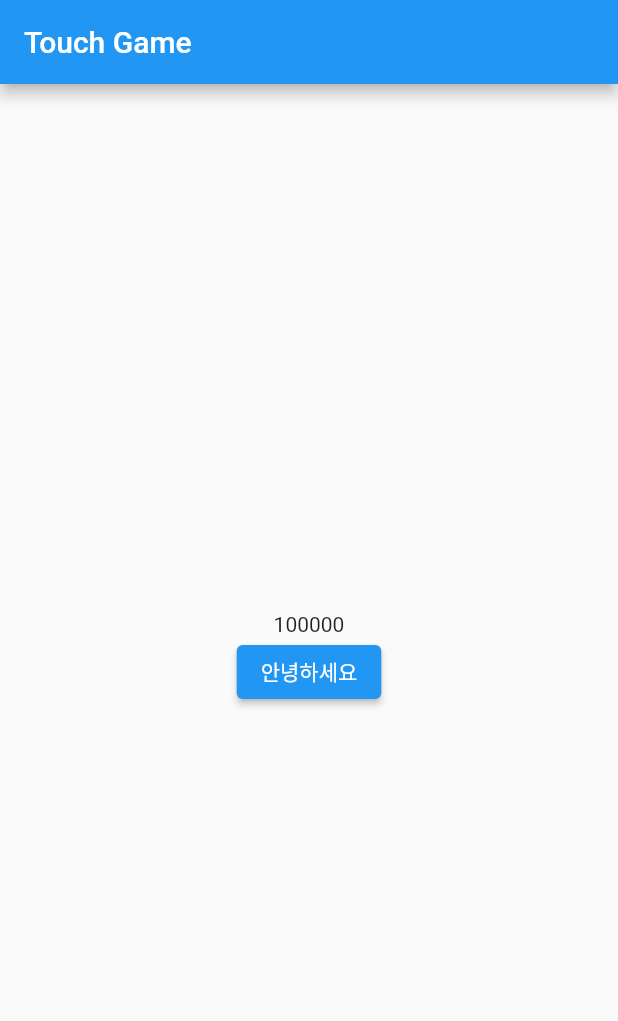
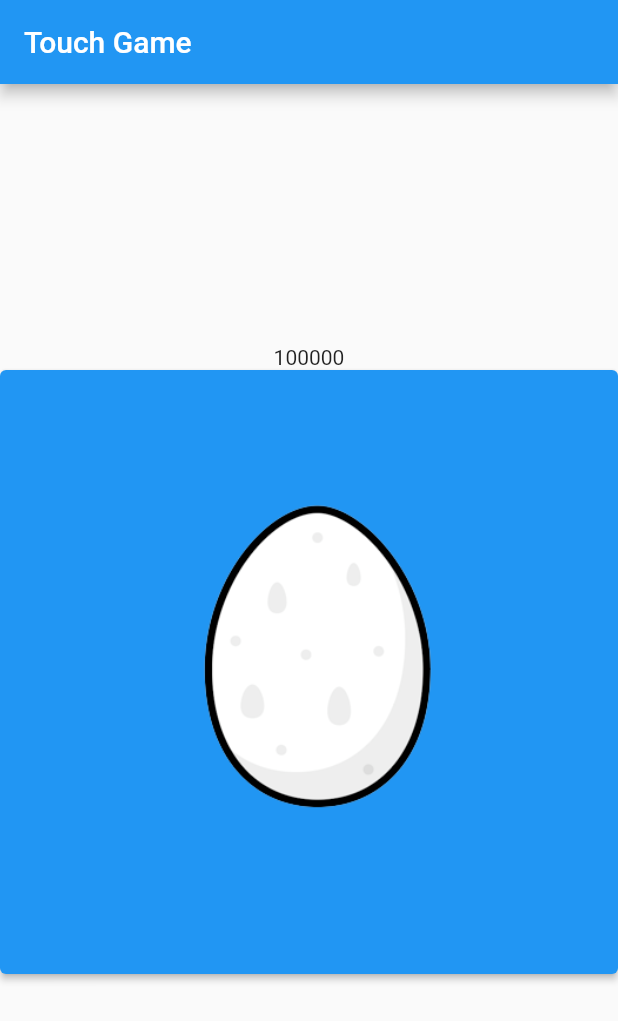
Before and after one commit to B-KJS26/Flutter_P, a Flutter app: the screen it shows after launch, on a phone screen of 412 x 824 dp. Shown: the top 1021 px of the screen. Run offline on Flutter 3.47's test engine with Material 2 defaults, Android fonts, the phone set to English and light mode, and no system bars; our stand-ins replace carousel_slider, flutter_native_splash, flutter_screenutil, flutter_spinkit, flutter_svg, salomon_bottom_bar; missing offline and left inert: kakao_flutter_sdk, kakao_flutter_sdk_common, kakao_flutter_sdk_user.

Commit message:
Update || Image add

```diff
--- a/touchgame/lib/main.dart
+++ b/touchgame/lib/main.dart
@@ -44,7 +44,7 @@
             setState(() {
               counter--;
             });
-          }, child: Text("안녕하세요"),),
+          }, child: Image(image: AssetImage('assets/egg.png'),)),
         ]
       ),
       ),
--- a/touchgame/pubspec.yaml
+++ b/touchgame/pubspec.yaml
@@ -60,9 +60,8 @@
   uses-material-design: true
 
   # To add assets to your application, add an assets section, like this:
-  # assets:
-  #   - images/a_dot_burr.jpeg
-  #   - images/a_dot_ham.jpeg
+  assets:
+    - assets/
 
   # An image asset can refer to one or more resolution-specific "variants", see
   # https://flutter.dev/assets-and-images/#resolution-aware
```
Also changed, not shown: touchgame/assets/egg.png (added).
